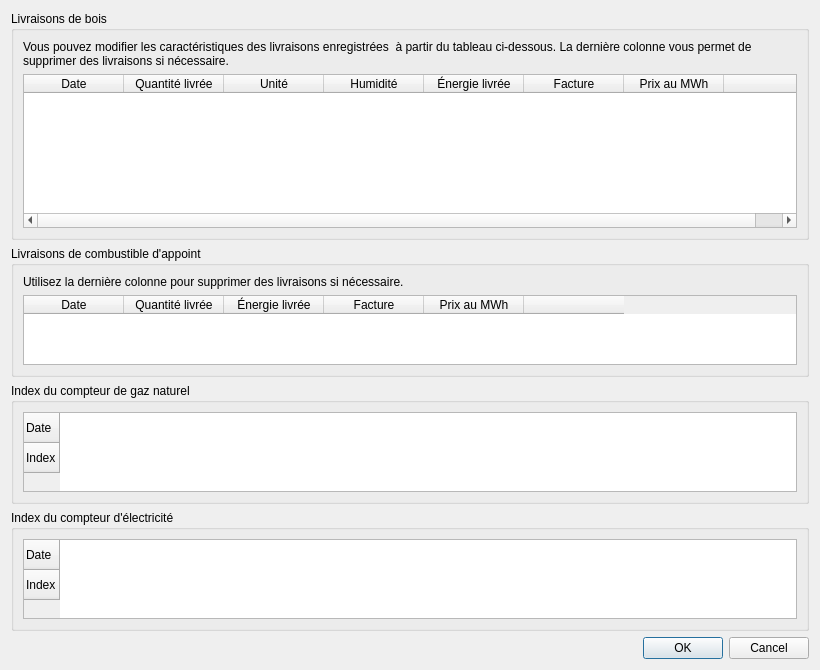
pyridiss/suivi-chaufferies, file showfueldeliveriesdialog.ui: the form before one commit.
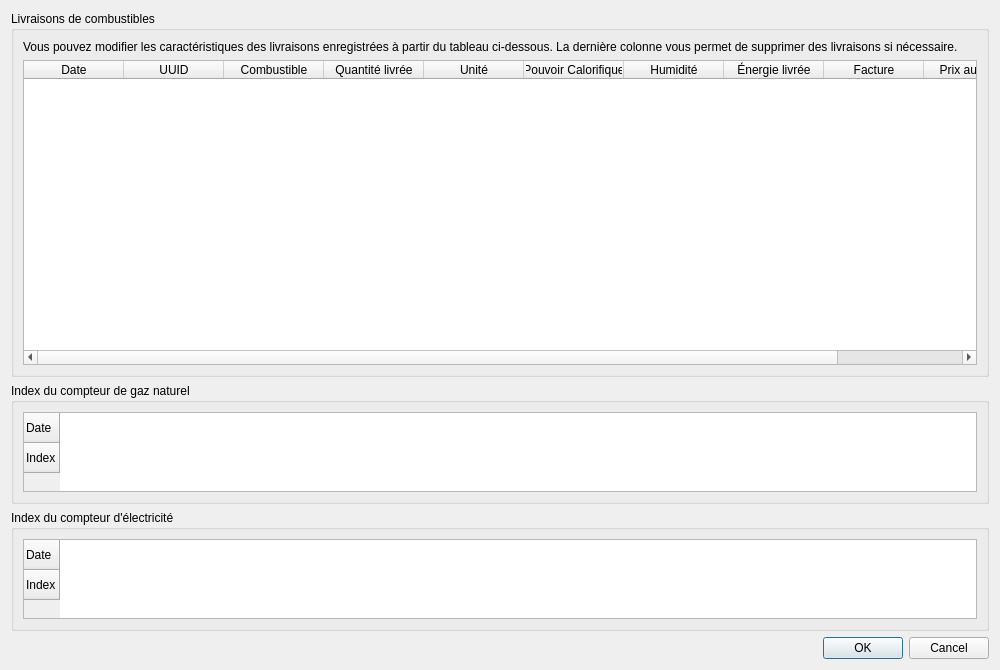
The form after the commit. Icons and pictures are not drawn.

Commit message: Rework FuelDeliveries and simplify ShowFuelDeliveriesDialog.

The edit to the form file:
```diff
--- a/showfueldeliveriesdialog.ui
+++ b/showfueldeliveriesdialog.ui
@@ -6,7 +6,7 @@
    <rect>
     <x>0</x>
     <y>0</y>
-    <width>820</width>
+    <width>1000</width>
     <height>670</height>
    </rect>
   </property>
@@ -21,13 +21,13 @@
    <item>
     <widget class="QGroupBox" name="groupBox_Wood">
      <property name="title">
-      <string>Livraisons de bois</string>
+      <string>Livraisons de combustibles</string>
      </property>
      <layout class="QVBoxLayout" name="verticalLayout_2">
       <item>
        <widget class="QLabel" name="label">
         <property name="text">
-         <string>Vous pouvez modifier les caractéristiques des livraisons enregistrées  à partir du tableau ci-dessous. La dernière colonne vous permet de supprimer des livraisons si nécessaire.</string>
+         <string>Vous pouvez modifier les caractéristiques des livraisons enregistrées à partir du tableau ci-dessous. La dernière colonne vous permet de supprimer des livraisons si nécessaire.</string>
         </property>
         <property name="wordWrap">
          <bool>true</bool>
@@ -47,6 +47,16 @@
           <string>Date</string>
          </property>
         </column>
+        <column>
+         <property name="text">
+          <string>UUID</string>
+         </property>
+        </column>
+        <column>
+         <property name="text">
+          <string>Combustible</string>
+         </property>
+        </column>
         <column>
          <property name="text">
           <string>Quantité livrée</string>
@@ -57,6 +67,11 @@
           <string>Unité</string>
          </property>
         </column>
+        <column>
+         <property name="text">
+          <string>Pouvoir Calorifique</string>
+         </property>
+        </column>
         <column>
          <property name="text">
           <string>Humidité</string>
@@ -87,62 +102,6 @@
      </layout>
     </widget>
    </item>
-   <item>
-    <widget class="QGroupBox" name="groupBox_SecondaryFuel">
-     <property name="title">
-      <string>Livraisons de combustible d'appoint</string>
-     </property>
-     <layout class="QVBoxLayout" name="verticalLayout_3">
-      <item>
-       <widget class="QLabel" name="label_4">
-        <property name="text">
-         <string>Utilisez la dernière colonne pour supprimer des livraisons si nécessaire.</string>
-        </property>
-       </widget>
-      </item>
-      <item>
-       <widget class="QTableWidget" name="tableWidget_SecondaryFuel">
-        <property name="verticalScrollMode">
-         <enum>QAbstractItemView::ScrollPerPixel</enum>
-        </property>
-        <property name="horizontalScrollMode">
-         <enum>QAbstractItemView::ScrollPerPixel</enum>
-        </property>
-        <column>
-         <property name="text">
-          <string>Date</string>
-         </property>
-        </column>
-        <column>
-         <property name="text">
-          <string>Quantité livrée</string>
-         </property>
-        </column>
-        <column>
-         <property name="text">
-          <string>Énergie livrée</string>
-         </property>
-        </column>
-        <column>
-         <property name="text">
-          <string>Facture</string>
-         </property>
-        </column>
-        <column>
-         <property name="text">
-          <string>Prix au MWh</string>
-         </property>
-        </column>
-        <column>
-         <property name="text">
-          <string/>
-         </property>
-        </column>
-       </widget>
-      </item>
-     </layout>
-    </widget>
-   </item>
    <item>
     <widget class="QGroupBox" name="groupBox_NaturalGas">
      <property name="title">
```
Left out of the diff: 4 changed lines with no effect on the pictures. The commit also changes 4 other files.
